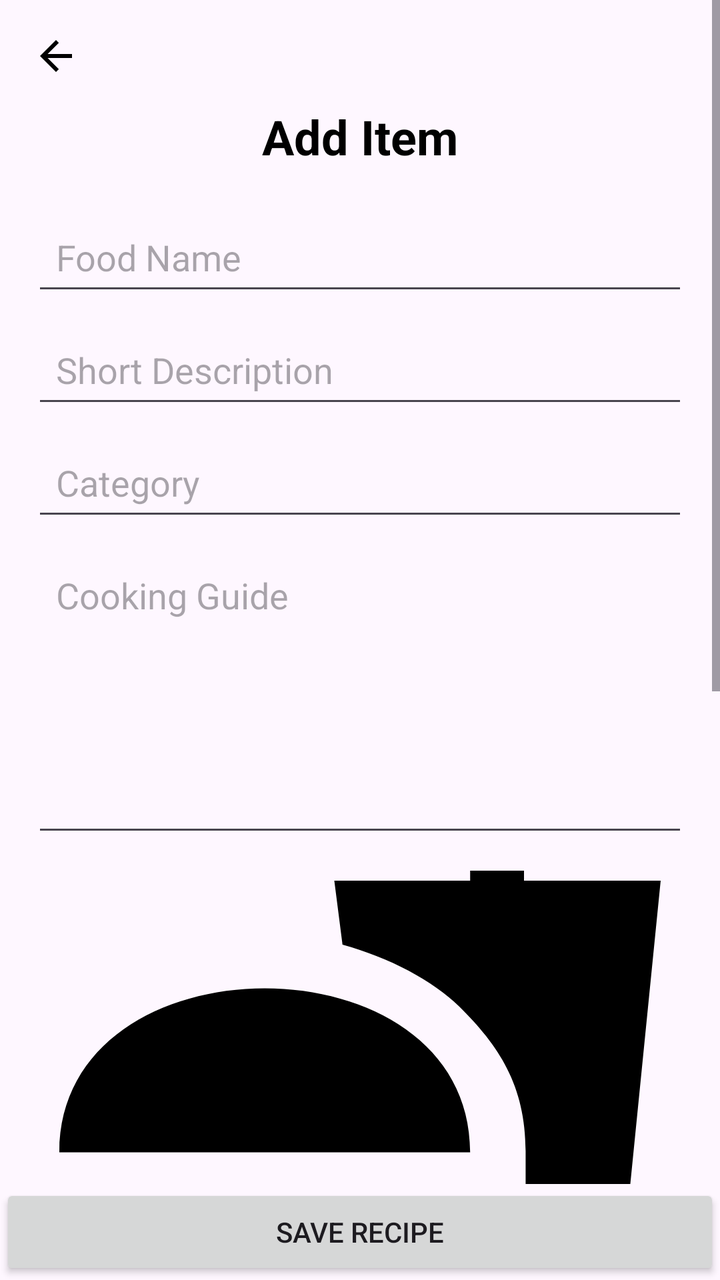
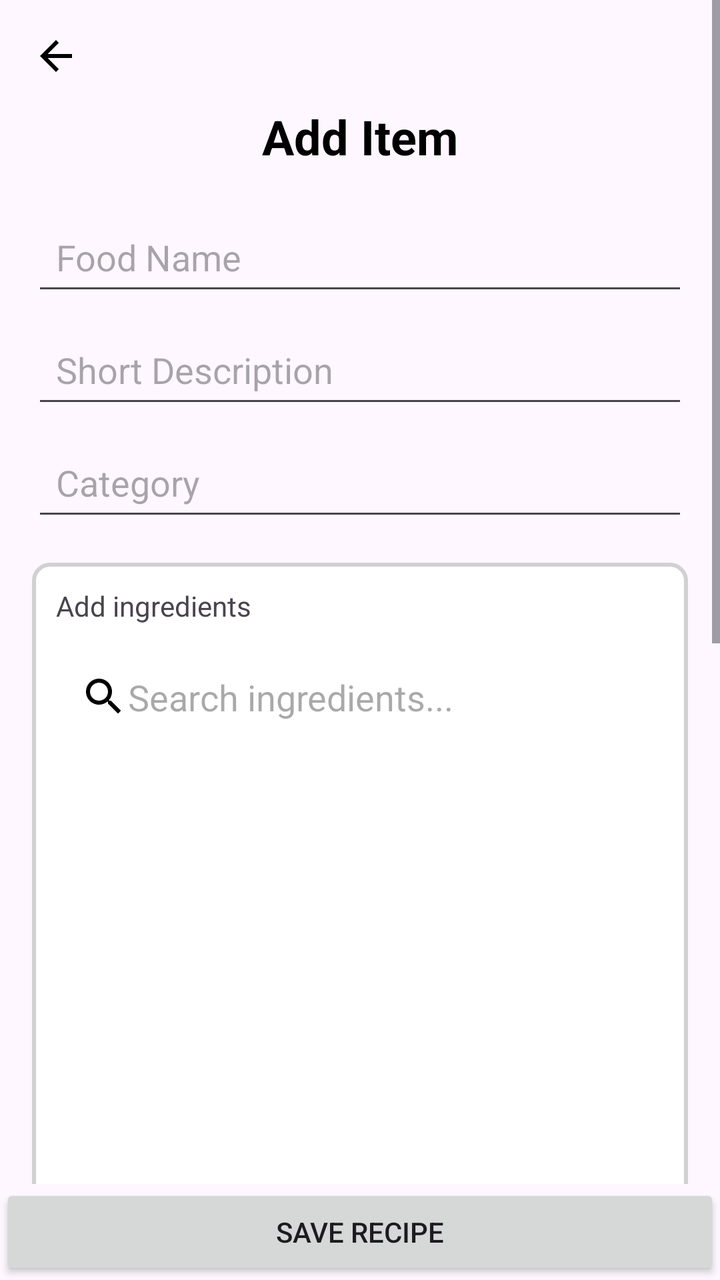

Before-and-after screenshots of an Android layout around one commit, followed by the original layout XML and the change that was made.
<!-- AndroidManifest.xml: application theme Theme.MenuBuilderV2 -->
<!-- res/layout/activity_add_food.xml -->
<?xml version="1.0" encoding="utf-8"?>
<androidx.constraintlayout.widget.ConstraintLayout
    xmlns:android="http://schemas.android.com/apk/res/android"
    xmlns:app="http://schemas.android.com/apk/res-auto"
    android:id="@+id/main"
    android:layout_width="match_parent"
    android:layout_height="match_parent">

    
    <ScrollView
        android:layout_width="match_parent"
        android:layout_height="0dp"
        app:layout_constraintTop_toTopOf="parent"
        app:layout_constraintBottom_toTopOf="@id/btnSave">

        <LinearLayout
            android:id="@+id/addfoodlayout"
            android:layout_width="match_parent"
            android:layout_height="wrap_content"
            android:orientation="vertical"
            android:padding="16dp">

            
            <ImageButton
                android:id="@+id/btnBack"
                android:layout_width="wrap_content"
                android:layout_height="wrap_content"
                android:src="@drawable/ic_arrow_back"
                android:background="?attr/selectableItemBackgroundBorderless"
                android:contentDescription="Back" />

            
            <TextView
                android:id="@+id/txtAddItemTitle"
                android:layout_width="match_parent"
                android:layout_height="wrap_content"
                android:text="Add Item"
                android:textSize="24sp"
                android:textStyle="bold"
                android:textColor="@color/black"
                android:gravity="center"
                android:layout_marginTop="12dp"
                android:layout_marginBottom="20dp" />

            
            <EditText
                android:id="@+id/edtFoodName"
                android:layout_width="match_parent"
                android:layout_height="wrap_content"
                android:hint="Food Name"
                android:padding="12dp" />

            
            <EditText
                android:id="@+id/edtFoodDesc"
                android:layout_width="match_parent"
                android:layout_height="wrap_content"
                android:hint="Short Description"
                android:padding="12dp"
                android:layout_marginTop="8dp" />

            
            <EditText
                android:id="@+id/edtFoodCategory"
                android:layout_width="match_parent"
                android:layout_height="wrap_content"
                android:hint="Category"
                android:padding="12dp"
                android:layout_marginTop="8dp" />

            
            <EditText
                android:id="@+id/edtFoodGuide"
                android:layout_width="match_parent"
                android:layout_height="150dp"
                android:hint="Cooking Guide"
                android:gravity="top"
                android:inputType="textMultiLine"
                android:maxLines="8"
                android:padding="12dp"
                android:layout_marginTop="8dp"
                android:scrollbars="vertical" />

            
            <ImageView
                android:id="@+id/imgSelected"
                android:layout_width="match_parent"
                android:layout_height="200dp"
                android:scaleType="centerCrop"
                android:src="@drawable/ic_lunch"
                android:layout_marginTop="12dp" />

            
            <LinearLayout
                android:layout_width="match_parent"
                android:layout_height="wrap_content"
                android:orientation="horizontal"
                android:layout_marginTop="8dp"
                android:gravity="start">

                <Button
                    android:id="@+id/btnSelectImage"
                    android:layout_width="0dp"
                    android:layout_height="wrap_content"
                    android:layout_weight="1"
                    android:text="Select Image" />

                <Button
                    android:id="@+id/btnManageIngredients"
                    android:layout_width="0dp"
                    android:layout_height="wrap_content"
                    android:layout_weight="1"
                    android:layout_marginStart="8dp"
                    android:text="Manage Ingredients" />
            </LinearLayout>

            
            <EditText
                android:id="@+id/edtSearchIngredient"
                android:layout_width="match_parent"
                android:layout_height="wrap_content"
                android:hint="Search ingredients..."
                android:drawableLeft="@drawable/ic_search"
                android:padding="12dp"
                android:layout_marginTop="12dp" />

            
            <androidx.recyclerview.widget.RecyclerView
                android:id="@+id/recyclerIngredientSelect"
                android:layout_width="match_parent"
                android:layout_height="200dp"
                android:layout_marginTop="8dp" />

            
            <TextView
                android:id="@+id/txtSelectedIngredientsSummary"
                android:layout_width="match_parent"
                android:layout_height="wrap_content"
                android:text="Selected Ingredients:"
                android:textStyle="bold"
                android:layout_marginTop="12dp" />
        </LinearLayout>
    </ScrollView>

    
    <Button
        android:id="@+id/btnSave"
        android:layout_width="match_parent"
        android:layout_height="wrap_content"
        android:text="Save Recipe"
        app:layout_constraintBottom_toBottomOf="parent" />
</androidx.constraintlayout.widget.ConstraintLayout>
<!-- resources referenced by this layout -->
<resources>
  <color name="black">#FF000000</color>
  <!-- drawable ic_arrow_back (drawable) -->
  <vector xmlns:android="http://schemas.android.com/apk/res/android" android:autoMirrored="true" android:height="24dp" android:tint="#000000" android:viewportHeight="24" android:viewportWidth="24" android:width="24dp">
        
      <path android:fillColor="@android:color/white" android:pathData="M20,11H7.83l5.59,-5.59L12,4l-8,8 8,8 1.41,-1.41L7.83,13H20v-2z"/>
      
  </vector>
  <!-- drawable ic_lunch (drawable) -->
  <vector xmlns:android="http://schemas.android.com/apk/res/android" android:height="24dp" android:tint="#000000" android:viewportHeight="24" android:viewportWidth="24" android:width="24dp">
        
      <path android:fillColor="@android:color/white" android:pathData="M18.06,22.99h1.66c0.84,0 1.53,-0.64 1.63,-1.46L23,5.05h-5L18,1h-1.97v4.05h-4.97l0.3,2.34c1.71,0.47 3.31,1.32 4.27,2.26 1.44,1.42 2.43,2.89 2.43,5.29v8.05zM1,21.99L1,21h15.03v0.99c0,0.55 -0.45,1 -1.01,1L2.01,22.99c-0.56,0 -1.01,-0.45 -1.01,-1zM16.03,14.99c0,-8 -15.03,-8 -15.03,0h15.03zM1.02,17h15v2h-15z"/>
      
  </vector>
  <!-- drawable ic_search (drawable) -->
  <vector xmlns:android="http://schemas.android.com/apk/res/android" android:height="24dp" android:tint="#000000" android:viewportHeight="24" android:viewportWidth="24" android:width="24dp">
        
      <path android:fillColor="@android:color/white" android:pathData="M15.5,14h-0.79l-0.28,-0.27C15.41,12.59 16,11.11 16,9.5 16,5.91 13.09,3 9.5,3S3,5.91 3,9.5 5.91,16 9.5,16c1.61,0 3.09,-0.59 4.23,-1.57l0.27,0.28v0.79l5,4.99L20.49,19l-4.99,-5zM9.5,14C7.01,14 5,11.99 5,9.5S7.01,5 9.5,5 14,7.01 14,9.5 11.99,14 9.5,14z"/>
      
  </vector>
  <style name="Theme.MenuBuilderV2" parent="Base.Theme.MenuBuilderV2" />
  <style name="Base.Theme.MenuBuilderV2" parent="Theme.Material3.DayNight.NoActionBar">
          
          
      </style>
</resources>

<!-- the commit's change to res/layout/activity_add_food.xml (unified diff, before → after) -->
@@ -20,7 +20,6 @@
             android:orientation="vertical"
             android:padding="16dp">
 
-            
             <ImageButton
                 android:id="@+id/btnBack"
                 android:layout_width="wrap_content"
@@ -29,7 +28,6 @@
                 android:background="?attr/selectableItemBackgroundBorderless"
                 android:contentDescription="Back" />
 
-            
             <TextView
                 android:id="@+id/txtAddItemTitle"
                 android:layout_width="match_parent"
@@ -42,7 +40,6 @@
                 android:layout_marginTop="12dp"
                 android:layout_marginBottom="20dp" />
 
-            
             <EditText
                 android:id="@+id/edtFoodName"
                 android:layout_width="match_parent"
@@ -50,7 +47,6 @@
                 android:hint="Food Name"
                 android:padding="12dp" />
 
-            
             <EditText
                 android:id="@+id/edtFoodDesc"
                 android:layout_width="match_parent"
@@ -59,7 +55,6 @@
                 android:padding="12dp"
                 android:layout_marginTop="8dp" />
 
-            
             <EditText
                 android:id="@+id/edtFoodCategory"
                 android:layout_width="match_parent"
@@ -68,7 +63,47 @@
                 android:padding="12dp"
                 android:layout_marginTop="8dp" />
 
-            
+            <LinearLayout
+                android:layout_width="match_parent"
+                android:layout_height="wrap_content"
+                android:orientation="vertical"
+                android:background="@drawable/border"
+                android:padding="12dp"
+                android:layout_marginTop="16dp"
+                android:layout_marginBottom="16dp">
+
+                <TextView
+                    android:layout_width="match_parent"
+                    android:layout_height="wrap_content"
+                    android:text="Add ingredients"/>
+
+                <EditText
+                    android:id="@+id/edtSearchIngredient"
+                    android:layout_width="match_parent"
+                    android:layout_height="wrap_content"
+                    android:hint="Search ingredients..."
+                    android:drawableLeft="@drawable/ic_search"
+                    android:padding="12dp"
+                    android:layout_marginTop="12dp"
+                    android:background="@android:color/transparent"/>
+
+                <androidx.recyclerview.widget.RecyclerView
+                    android:id="@+id/recyclerIngredientSelect"
+                    android:layout_width="match_parent"
+                    android:layout_height="200dp"
+                    android:layout_marginTop="8dp"
+                    android:background="@android:color/transparent"/>
+
+                <TextView
+                    android:id="@+id/txtSelectedIngredientsSummary"
+                    android:layout_width="match_parent"
+                    android:layout_height="wrap_content"
+                    android:text="Selected Ingredients:"
+                    android:textStyle="bold"
+                    android:layout_marginTop="12dp"
+                    android:background="@android:color/transparent" />
+            </LinearLayout>
+
             <EditText
                 android:id="@+id/edtFoodGuide"
                 android:layout_width="match_parent"
@@ -81,7 +116,6 @@
                 android:layout_marginTop="8dp"
                 android:scrollbars="vertical" />
 
-            
             <ImageView
                 android:id="@+id/imgSelected"
                 android:layout_width="match_parent"
@@ -90,7 +124,6 @@
                 android:src="@drawable/ic_lunch"
                 android:layout_marginTop="12dp" />
 
-            
             <LinearLayout
                 android:layout_width="match_parent"
                 android:layout_height="wrap_content"
@@ -114,35 +147,9 @@
                     android:text="Manage Ingredients" />
             </LinearLayout>
 
-            
-            <EditText
-                android:id="@+id/edtSearchIngredient"
-                android:layout_width="match_parent"
-                android:layout_height="wrap_content"
-                android:hint="Search ingredients..."
-                android:drawableLeft="@drawable/ic_search"
-                android:padding="12dp"
-                android:layout_marginTop="12dp" />
-
-            
-            <androidx.recyclerview.widget.RecyclerView
-                android:id="@+id/recyclerIngredientSelect"
-                android:layout_width="match_parent"
-                android:layout_height="200dp"
-                android:layout_marginTop="8dp" />
-
-            
-            <TextView
-                android:id="@+id/txtSelectedIngredientsSummary"
-                android:layout_width="match_parent"
-                android:layout_height="wrap_content"
-                android:text="Selected Ingredients:"
-                android:textStyle="bold"
-                android:layout_marginTop="12dp" />
         </LinearLayout>
     </ScrollView>
 
-    
     <Button
         android:id="@+id/btnSave"
         android:layout_width="match_parent"
<!-- resource entries referenced after the edit -->
@@ -1,6 +1,12 @@
 <!-- resources referenced by this layout -->
 <resources>
   <color name="black">#FF000000</color>
+  <!-- drawable border (drawable) -->
+  <shape xmlns:android="http://schemas.android.com/apk/res/android">
+      <solid android:color="#FFFFFF"/> 
+      <stroke android:color="#D1D1D1" android:width="2dp"/> 
+      <corners android:radius="8dp"/> 
+  </shape>
   <!-- drawable ic_arrow_back (drawable) -->
   <vector xmlns:android="http://schemas.android.com/apk/res/android" android:autoMirrored="true" android:height="24dp" android:tint="#000000" android:viewportHeight="24" android:viewportWidth="24" android:width="24dp">
         
